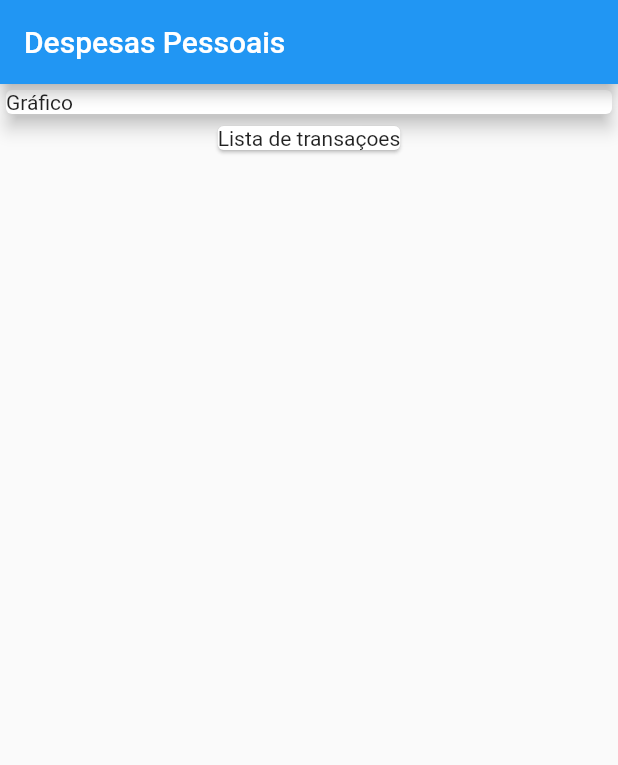
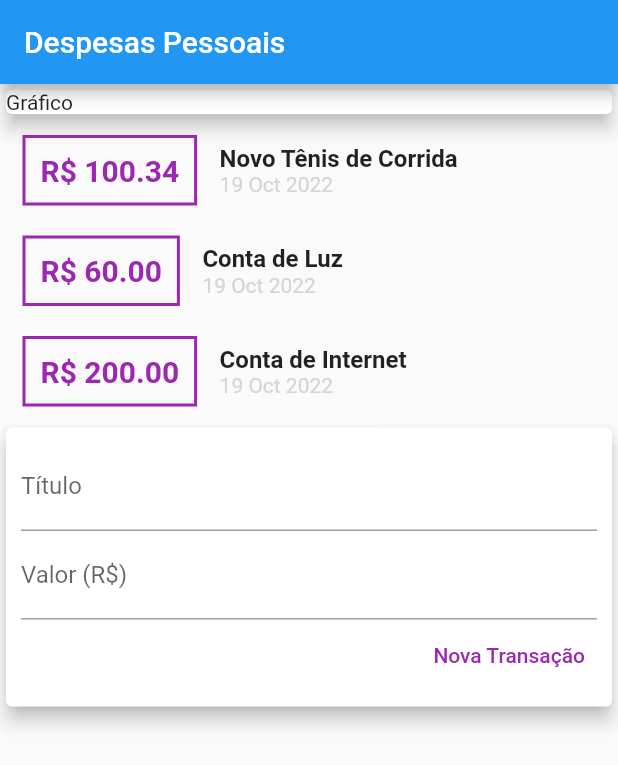
Before and after one commit to JackelineLima/ListTask, a Flutter app: the screen it shows after launch, on a phone screen of 412 x 824 dp. Shown: the top 765 px of the screen. Run offline on Flutter 3.47's test engine with Material 2 defaults, Android fonts, the phone set to English and light mode, and no system bars.

Commit message:
criando componentes

```diff
--- a/list_task/lib/main.dart
+++ b/list_task/lib/main.dart
@@ -1,4 +1,6 @@
 import 'package:flutter/material.dart';
+import 'package:list_task/models/transaction.dart';
+import 'package:intl/intl.dart';
 
 void main() {
   runApp(const ListApp());
@@ -16,7 +18,33 @@ class ListApp extends StatelessWidget {
 }
 
 class MyHomePage extends StatelessWidget {
-  const MyHomePage({super.key});
+  final titleController = TextEditingController();
+  final valueController = TextEditingController();
+  String title = '';
+  String value = '';
+
+  MyHomePage({super.key});
+
+  final _transactions = [
+    Transaction(
+      id: 't1',
+      title: 'Novo Tênis de Corrida',
+      value: 100.34,
+      date: DateTime.now(),
+    ),
+    Transaction(
+      id: 't2',
+      title: 'Conta de Luz',
+      value: 60.00,
+      date: DateTime.now(),
+    ),
+    Transaction(
+      id: 't3',
+      title: 'Conta de Internet',
+      value: 200.00,
+      date: DateTime.now(),
+    )
+  ];
 
   @override
   Widget build(BuildContext context) {
@@ -25,17 +53,101 @@ class MyHomePage extends StatelessWidget {
         title: Text('Despesas Pessoais'),
       ),
       body: Column(
+        // mainAxisAlignment: MainAxisAlignment.spaceAround,
+        crossAxisAlignment: CrossAxisAlignment.stretch,
         children: [
+          //Container de gráfico
           Container(
-            width: double.infinity,
+            // width: double.infinity,
             child: Card(
               child: Text('Gráfico'),
               elevation: 5,
             ),
           ),
+          //Coluna do card com valores e informacoes
+          Column(
+            children: _transactions.map((tr) {
+              return Row(
+                children: [
+                  Container(
+                    margin: EdgeInsets.symmetric(
+                      horizontal: 15,
+                      vertical: 10,
+                    ),
+                    decoration: BoxDecoration(
+                      border: Border.all(
+                        color: Colors.purple,
+                        width: 2,
+                      ),
+                    ),
+                    padding: EdgeInsets.all(10),
+                    child: Text(
+                      'R\$ ' + tr.value.toStringAsFixed(2),
+                      style: TextStyle(
+                        fontWeight: FontWeight.bold,
+                        fontSize: 20,
+                        color: Colors.purple,
+                      ),
+                    ),
+                  ),
+                  Column(
+                    crossAxisAlignment: CrossAxisAlignment.start,
+                    children: [
+                      Text(
+                        tr.title,
+                        style: TextStyle(
+                          fontSize: 16,
+                          fontWeight: FontWeight.bold,
+                        ),
+                      ),
+                      Text(
+                        DateFormat('d MMM y').format(tr.date),
+                        style: TextStyle(
+                          color: Color.fromARGB(255, 214, 212, 212),
+                        ),
+                      ),
+                    ],
+                  ),
+                ],
+              );
+            }).toList(),
+          ),
+          //Card Text Field
           Card(
-            child: Text('Lista de transaçoes'),
-          )
+            elevation: 5,
+            child: Padding(
+              padding: const EdgeInsets.all(10),
+              child: Column(
+                children: [
+                  TextField(
+                    // onChanged: (newValue) => value = newValue,
+                    controller: titleController,
+                    decoration: InputDecoration(labelText: 'Título'),
+                  ),
+                  TextField(
+                    controller: valueController,
+                    // onChanged: (newValue) => title = newValue,
+                    decoration: InputDecoration(labelText: 'Valor (R\$)'),
+                  ),
+                  Row(
+                    mainAxisAlignment: MainAxisAlignment.end,
+                    children: [
+                      TextButton(
+                        onPressed: () {
+                          print(valueController.text);
+                          print(titleController.text);
+                        },
+                        child: Text('Nova Transação'),
+                        style: TextButton.styleFrom(
+                          foregroundColor: Colors.purple,
+                        ),
+                      ),
+                    ],
+                  )
+                ],
+              ),
+            ),
+          ),
         ],
       ),
     );
--- /dev/null
+++ b/list_task/lib/models/transaction.dart
@@ -0,0 +1,13 @@
+class Transaction {
+  final String id;
+  final String title;
+  final double value;
+  final DateTime date;
+
+  Transaction({
+    required this.id,
+    required this.title,
+    required this.value,
+    required this.date,
+  });
+}
--- a/list_task/pubspec.yaml
+++ b/list_task/pubspec.yaml
@@ -31,7 +31,7 @@ environment:
 dependencies:
   flutter:
     sdk: flutter
-
+  intl: ^0.17.0
 
   # The following adds the Cupertino Icons font to your application.
   # Use with the CupertinoIcons class for iOS style icons.
```
Also changed, not shown: list_task/pubspec.lock.
